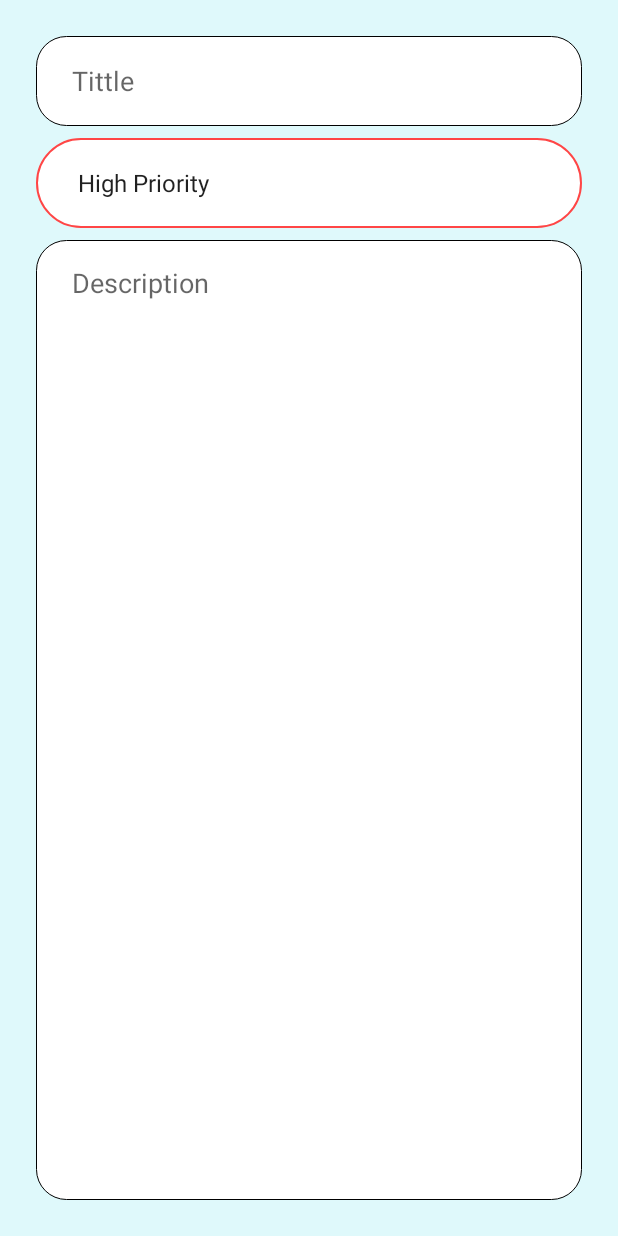
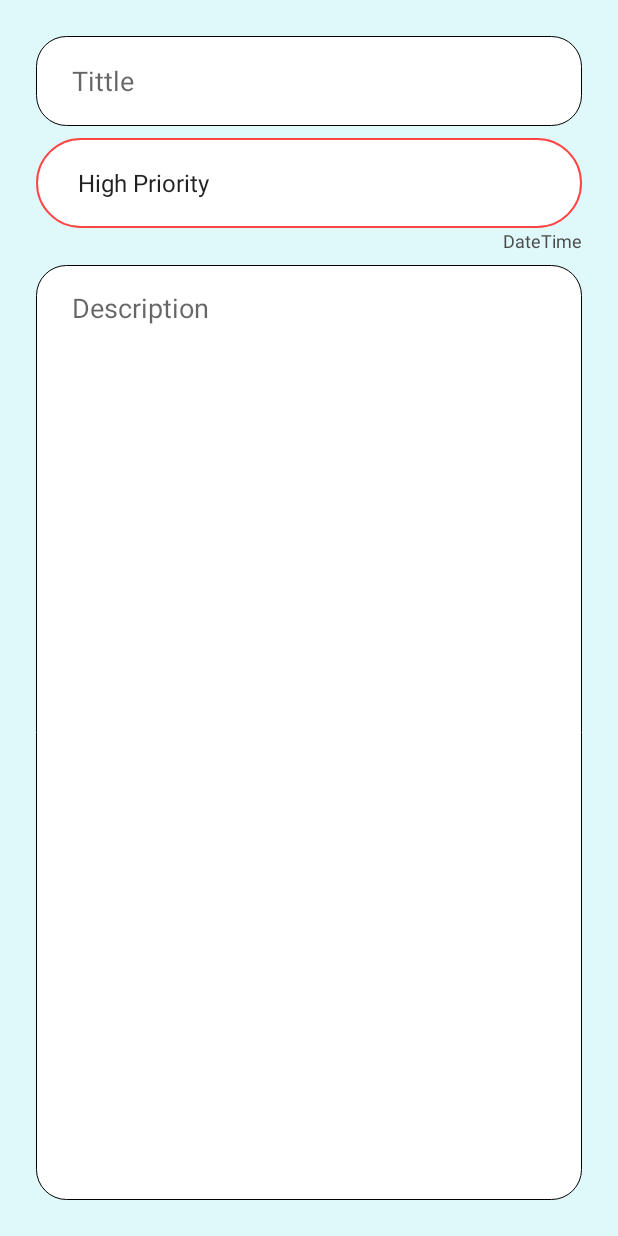
Before and after one commit to asgar72/ToDo-App, an Android app: the layout fragment_add.xml on its own in the app's theme, with its tools: preview values and no code run, on a phone screen of 412 x 824 dp. Run offline under Robolectric (Android 15) with nearby library versions, the phone set to English and light mode, and no system bars.

Commit message:
add date and time

```diff
--- a/app/src/main/java/com/asgar72/todo/data/models/ToDoData.kt
+++ b/app/src/main/java/com/asgar72/todo/data/models/ToDoData.kt
@@ -12,5 +12,6 @@ data class ToDoData(
     var id: Int,
     var title: String,
     var priority: Priority,
-    var description: String
+    var description: String,
+    var dateTime: String
 ) : Parcelable
--- a/app/src/main/java/com/asgar72/todo/fragments/update/UpdateFragment.kt
+++ b/app/src/main/java/com/asgar72/todo/fragments/update/UpdateFragment.kt
@@ -13,6 +13,8 @@ import com.asgar72.todo.data.models.ToDoData
 import com.asgar72.todo.data.viewModel.ToDoViewModel
 import com.asgar72.todo.databinding.FragmentUpdateBinding
 import com.asgar72.todo.fragments.SharedViewModel
+import java.text.SimpleDateFormat
+import java.util.*
 
 class UpdateFragment : Fragment() {
 
@@ -58,6 +60,7 @@ class UpdateFragment : Fragment() {
         val title = binding.currentTitleEt.text.toString()
         val description = binding.currentDescriptionEt.text.toString()
         val priority = binding.currentPrioritySpinner.selectedItem.toString()
+        val currentDateAndTime = SimpleDateFormat("dd-MM-yyyy HH:mm").format(Date())
 
         val validation = mSharedViewModel.verifyDataFromUser(title, description)
         if (validation) {
@@ -66,7 +69,8 @@ class UpdateFragment : Fragment() {
                 args.currentItem.id,
                 title,
                 mSharedViewModel.parsePriority(priority),
-                description
+                description,
+                currentDateAndTime
             )
             mToDoViewModel.updateData(updatedItem)
             Toast.makeText(requireContext(), "Successfully Updated!", Toast.LENGTH_SHORT).show()
--- a/app/src/main/res/layout/fragment_add.xml
+++ b/app/src/main/res/layout/fragment_add.xml
@@ -43,6 +43,15 @@
             app:layout_constraintStart_toStartOf="parent"
             app:layout_constraintTop_toBottomOf="@+id/title_et" />
 
+        <TextView
+            android:id="@+id/currentAddDT"
+            android:layout_width="wrap_content"
+            android:layout_height="wrap_content"
+            android:layout_gravity="end"
+            android:textColor="@color/darkGray"
+            android:textSize="12sp"
+            android:text="DateTime" />
+
         <EditText
             android:id="@+id/description_et"
             android:layout_width="match_parent"
```
Also changed, not shown: app/src/main/java/com/asgar72/todo/fragments/add/AddFragment.kt (+13 -1 lines), app/src/main/java/com/asgar72/todo/fragments/list/ListFragment.kt (+32 -33 lines), app/src/main/res/layout/fragment_update.xml (+10 -0 lines), app/src/main/res/layout/row_layout.xml (+13 -0 lines).
